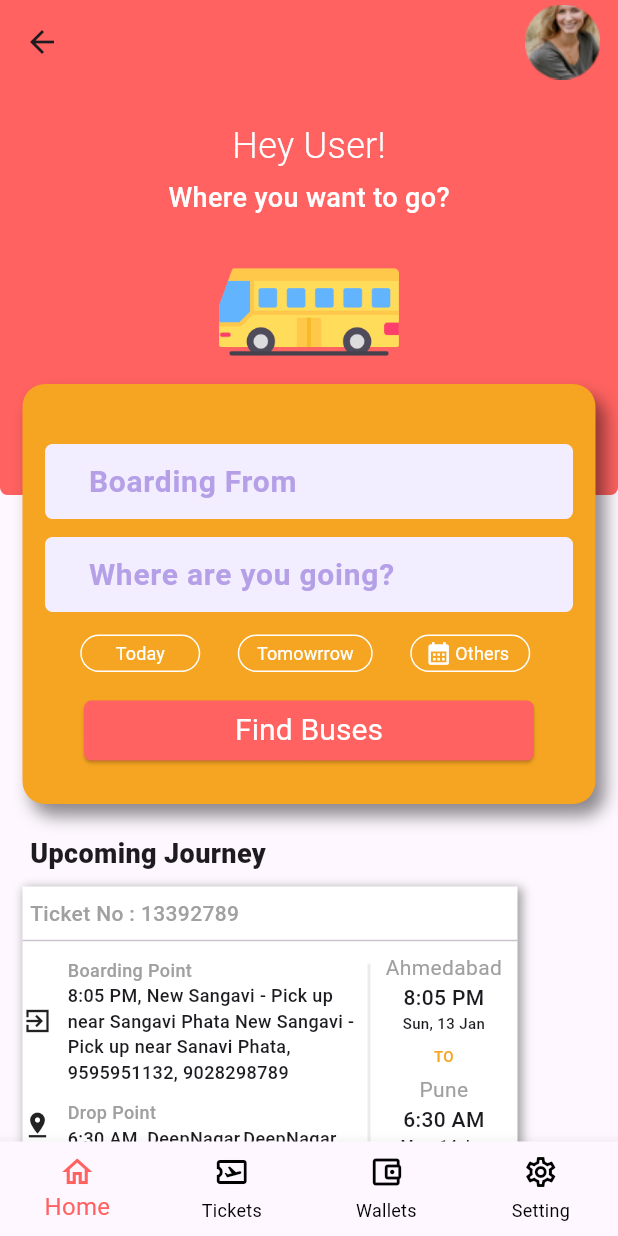
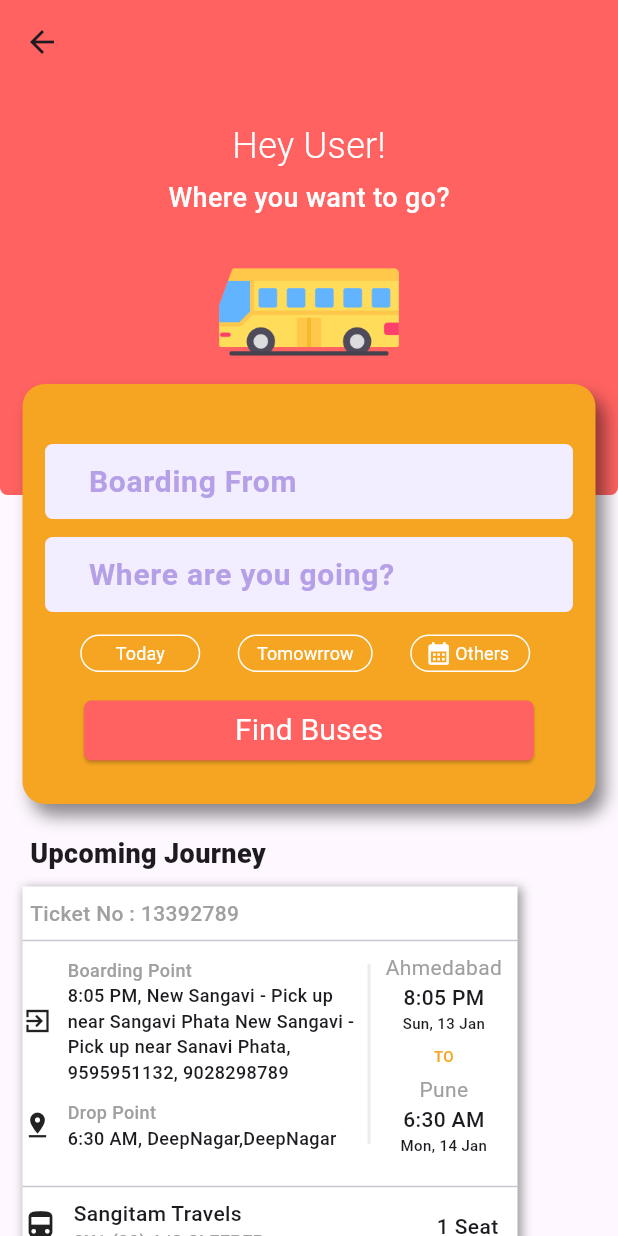
Before and after one commit to rajdalal1109/Final_Project, a Flutter app: the HomePage screen opened directly, on a phone screen of 412 x 824 dp. Run offline on Flutter 3.47's test engine with Material 3 defaults, Android fonts, the phone set to English and light mode, and no system bars; our stand-ins replace lottie; network calls fail.

Commit message:
Update App

```diff
--- a/lib/UI/confirm_ticket.dart
+++ b/lib/UI/confirm_ticket.dart
@@ -40,7 +40,7 @@ class _TicketsState extends State<ConfirmTickets> {
                 Text("We have send you the ticket copy on your E-mail",style: TextStyle(fontSize: 14,fontWeight: FontWeight.w400,color: Colors.white)),
                 Text("abc@gmail.com",style: TextStyle(fontSize: 18,fontWeight: FontWeight.w500,color: Colors.white)),
 
-                SizedBox(height: 10),
+                SizedBox(height: 40),
                 Padding(
                   padding: const EdgeInsets.all(10),
                   child: Container(
@@ -165,7 +165,7 @@ class _TicketsState extends State<ConfirmTickets> {
                     Navigator.push(context, MaterialPageRoute(builder: (context) => HomePage()));
                   },
                   child: Container(
-                      margin: const EdgeInsets.only(top: 150),
+                      margin: const EdgeInsets.only(top: 210),
                       width: 305,
                       decoration: BoxDecoration
                         (
--- a/lib/UI/homepage_1.dart
+++ b/lib/UI/homepage_1.dart
@@ -1,7 +1,5 @@
 import 'package:flutter/material.dart';
 import 'package:project/UI/find_bus.dart';
-import 'package:project/UI/ticket.dart';
-import 'package:project/UI/wallet.dart';
 
 class HomePage extends StatefulWidget {
   const HomePage({super.key});
@@ -28,12 +26,6 @@ class _MyHomePageState extends State<HomePage> {
       appBar: AppBar(
         backgroundColor: const Color.fromRGBO(255, 98, 96, 1),//background: rgba(255, 98, 96, 1);
         surfaceTintColor: const Color.fromRGBO(255, 98, 96, 1),//Color.fromRGBO(255, 98, 96, 1);
-        actions: const [
-          Padding(
-            padding: EdgeInsets.only(right: 12),
-            child: Image(image: AssetImage("assets/images/girldp.png"),),
-          ),
-        ],
       ),
       body: SingleChildScrollView(
         physics: const AlwaysScrollableScrollPhysics(),
@@ -447,76 +439,6 @@ class _MyHomePageState extends State<HomePage> {
           ),
         ),
       ),
-      // bottomNavigationBar: NavigationBar(
-      //   onDestinationSelected: (int index) {
-      //     setState(() {
-      //       currentPageIndex = index;
-      //     });
-      //   },
-      //   indicatorColor: const Color.fromRGBO(255, 98, 96, 1),//background: rgba(255, 98, 96, 1);
-      //   selectedIndex: currentPageIndex,
-      //   destinations: const <Widget>[
-      //     NavigationDestination(
-      //       selectedIcon: Icon(Icons.home),
-      //       icon: Icon(Icons.home_outlined),
-      //       label: 'Home',
-      //     ),
-      //     NavigationDestination(
-      //       icon: Icon(Icons.airplane_ticket_outlined),
-      //       label: 'Tickets',
-      //     ),
-      //     NavigationDestination(
-      //       icon: Icon(Icons.account_balance_wallet_outlined),
-      //       label: 'Wallet',
-      //     ),
-      //     NavigationDestination(
-      //       icon: Icon(Icons.settings_outlined),
-      //       label: 'Setting',
-      //     ),
-      //   ],
-      // ),
-      bottomNavigationBar: BottomNavigationBar(
-        type: BottomNavigationBarType.fixed,
-        iconSize: 24,
-        currentIndex: currentPageIndex,
-        onTap:  (value) {
-          setState(() {
-            currentPageIndex = value;
-          });
-        },
-        selectedItemColor: const Color.fromRGBO(255, 98, 96, 1),//background: rgba(255, 98, 96, 1);
-        selectedFontSize: 16,
-        unselectedItemColor: Colors.black,
-        unselectedFontSize: 12,
-        items: [
-          const BottomNavigationBarItem(icon: Icon(Icons.home_outlined),label: "Home",),
-
-          BottomNavigationBarItem(
-              icon: GestureDetector(
-                  onTap: () {
-                    Navigator.of(context).push(MaterialPageRoute(builder: (context) => const Tickets(),));
-                  },
-                  child: const Icon(Icons.airplane_ticket_outlined)
-              ), label: "Tickets"
-          ),
-
-          BottomNavigationBarItem(
-              icon: GestureDetector(
-                  onTap: () {
-                    Navigator.of(context).push(MaterialPageRoute(builder: (context) => const Wallet(),));
-                  },
-                  child: const Icon(Icons.account_balance_wallet_outlined)
-              ),label: "Wallets"
-          ),
-
-          BottomNavigationBarItem(
-              icon: GestureDetector(
-                  onTap: () {},
-                  child: const Icon(Icons.settings_outlined)
-              ),label: "Setting"
-          ),
-        ],
-      ),
     );
   }
 }
--- a/lib/UI/pass-detail.dart
+++ b/lib/UI/pass-detail.dart
@@ -1,5 +1,5 @@
  import 'package:flutter/material.dart';
-import 'package:project/UI/ticket.dart';
+import 'package:project/UI/confirm_ticket.dart';
 
 int selectoption = 1;
 
@@ -188,7 +188,7 @@ class _PassDeatilsState extends State<PassDeatils> {
               ),
               GestureDetector(
                 onTap: () {
-                  Navigator.of(context).push(MaterialPageRoute(builder: (context) => const Tickets(),));
+                  Navigator.of(context).push(MaterialPageRoute(builder: (context) => ConfirmTickets(),));
                 },
                 child: Container(
                     margin: const EdgeInsets.only(top: 200,left: 35,right: 35),
--- a/lib/UI/ticket.dart
+++ b/lib/UI/ticket.dart
@@ -15,9 +15,6 @@ class _TicketsState extends State<Tickets> {
         backgroundColor: const Color.fromRGBO(255, 98, 96, 1),//background: rgba(255, 98, 96, 1);
         surfaceTintColor: const Color.fromRGBO(255, 98, 96, 1),//background: rgba(255, 98, 96, 1);
         title: const Text("My Tickets",style: TextStyle(fontSize: 20,fontWeight: FontWeight.w500,color: Colors.white)),
-        actions: [
-          Image.asset("assets/images/girldp.png",height: 45,width: 45),
-        ],
       ),
       body: Padding(
         padding: const EdgeInsets.all(15),
```
